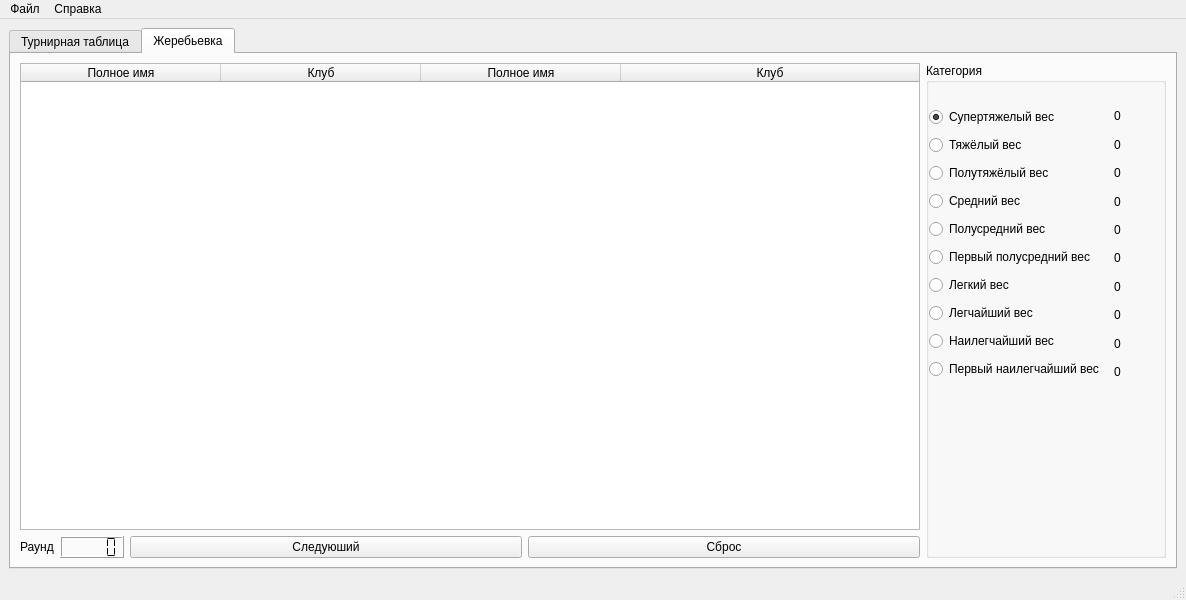
Qt form mainform.ui (wanderersds/pyBox) before a commit.
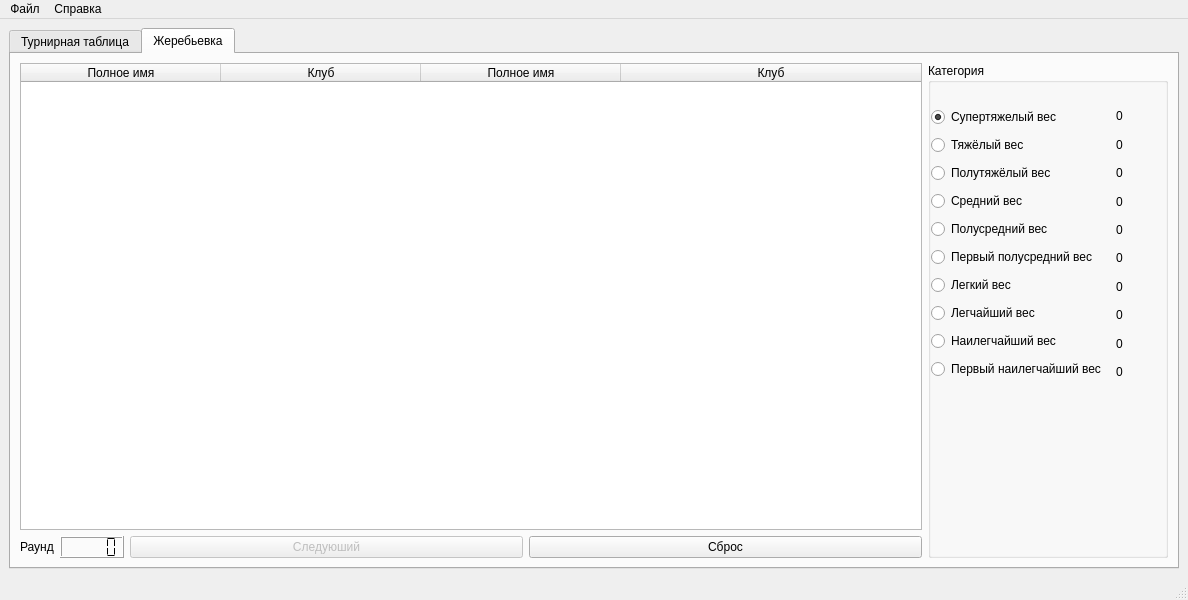
The same form after that commit. The open tabs and pages were chosen to show the change.

```diff
--- a/mainform.ui
+++ b/mainform.ui
@@ -6,7 +6,7 @@
    <rect>
     <x>0</x>
     <y>0</y>
-    <width>1158</width>
+    <width>1188</width>
     <height>600</height>
    </rect>
   </property>
@@ -229,6 +229,9 @@
             </item>
             <item>
              <widget class="QPushButton" name="nextButton">
+              <property name="enabled">
+               <bool>false</bool>
+              </property>
               <property name="text">
                <string>Следуюший</string>
               </property>
@@ -256,7 +259,7 @@
           <property name="title">
            <string>Категория</string>
           </property>
-          <widget class="QWidget" name="">
+          <widget class="QWidget" name="layoutWidget">
            <property name="geometry">
             <rect>
              <x>3</x>
@@ -492,7 +495,7 @@
     <rect>
      <x>0</x>
      <y>0</y>
-     <width>1158</width>
+     <width>1188</width>
      <height>27</height>
     </rect>
    </property>
```
